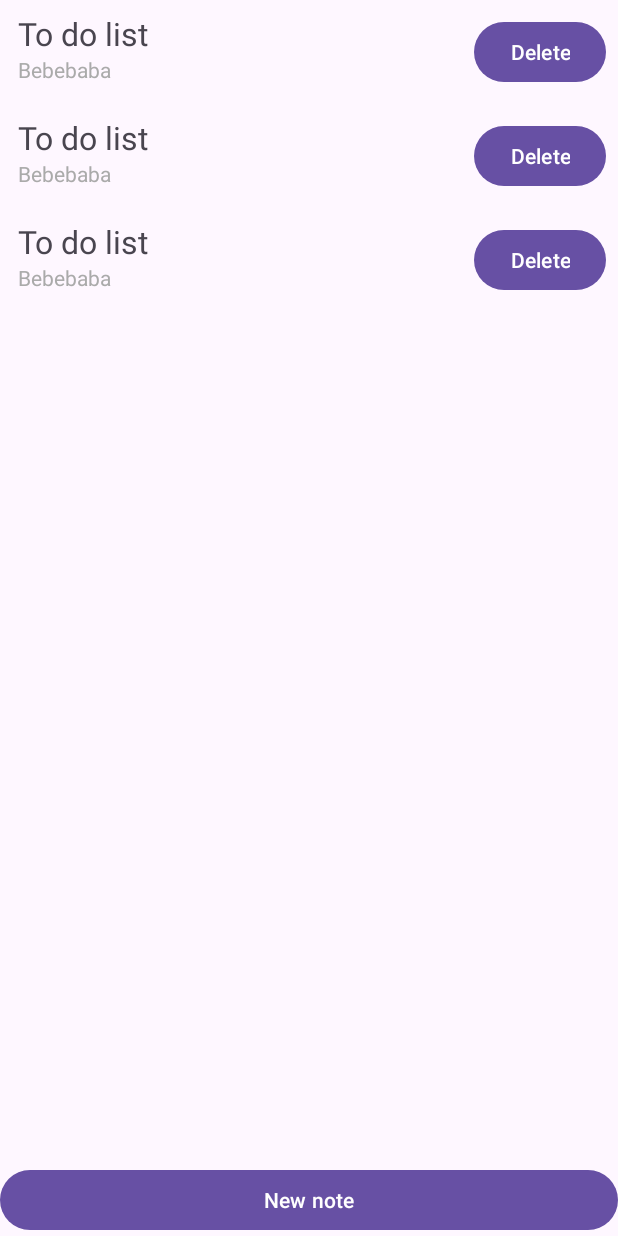
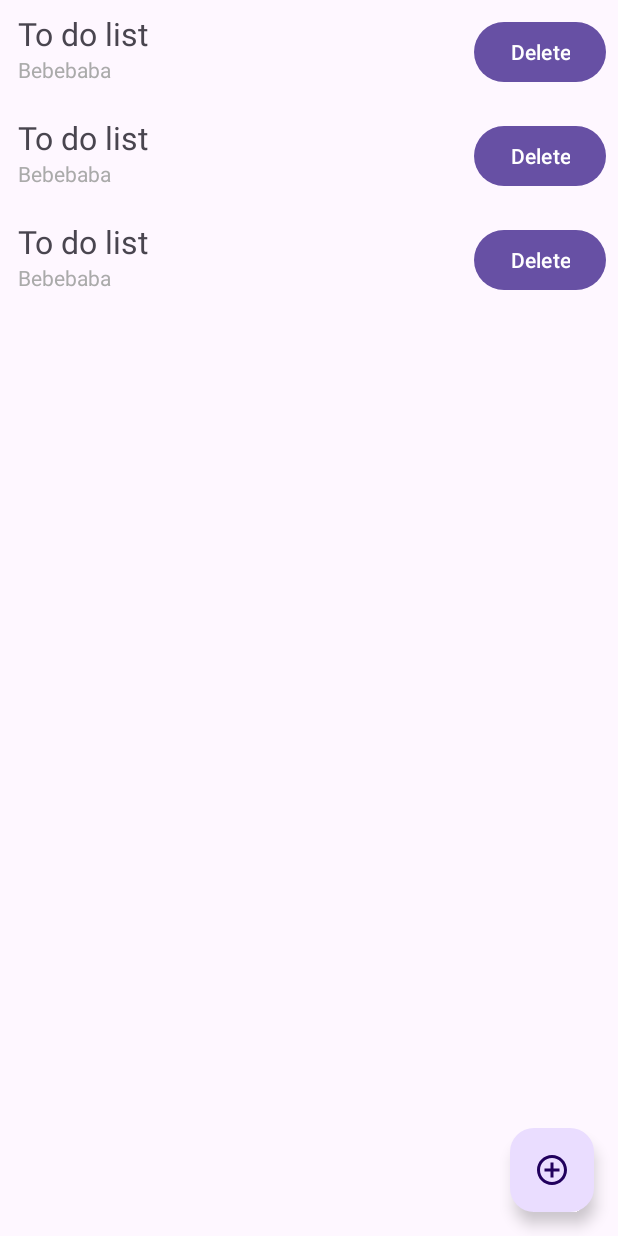
Before and after one commit to kostuciy/Elva, an Android app: the screen it shows after launch (AppActivity), on a phone screen of 412 x 824 dp. Run offline under Robolectric (Android 15) with nearby library versions, the phone set to English and light mode, and no system bars.

Commit message:
Note micro-app: Note creation/editing redone, changed buttons, toolbar in editing layout added

```diff
--- a/app/src/main/java/com/example/elva/AppActivity.kt
+++ b/app/src/main/java/com/example/elva/AppActivity.kt
@@ -6,11 +6,20 @@ import androidx.navigation.fragment.NavHostFragment
 
 class AppActivity : AppCompatActivity() {
 
+    private val navHostFragment: NavHostFragment by lazy {
+        supportFragmentManager.findFragmentById(R.id.nav_host_fragment) as NavHostFragment
+    }
+
     override fun onCreate(savedInstanceState: Bundle?) {
         super.onCreate(savedInstanceState)
         setContentView(R.layout.activity_app)
-        val navHostFragment =
-            supportFragmentManager.findFragmentById(R.id.nav_host_fragment) as NavHostFragment
+//        val navHostFragment =
+//            supportFragmentManager.findFragmentById(R.id.nav_host_fragment) as NavHostFragment
         val navController = navHostFragment.navController
     }
+
+//    override fun onBackPressed() {
+//        navHostFragment.navController.navigateUp()
+//        super.onBackPressed()
+//    }
 }
--- a/app/src/main/java/com/example/elva/adapter/NoteAdapter.kt
+++ b/app/src/main/java/com/example/elva/adapter/NoteAdapter.kt
@@ -10,8 +10,8 @@ import com.example.elva.databinding.NoteListItemBinding
 import com.example.elva.dto.Note
 
 interface NoteInteractionListener {
-    fun noteChanged(id: Long, newNote: Note): Note
-
+//    fun noteChanged(id: Long, newNote: Note): Note
+    fun noteClicked(note: Note)
     fun noteDeleted(id: Long): Note
 
 
@@ -45,6 +45,9 @@ class NoteAdapter(private val noteInteractionListener: NoteInteractionListener)
                 deleteButton.setOnClickListener {
                     noteInteractionListener.noteDeleted(note.id)
                 }
+                root.setOnClickListener {
+                    noteInteractionListener.noteClicked(note)
+                }
             }
         }
     }
--- a/app/src/main/java/com/example/elva/fragment/NoteListFragment.kt
+++ b/app/src/main/java/com/example/elva/fragment/NoteListFragment.kt
@@ -30,8 +30,9 @@ class NoteListFragment : Fragment() {
         val navController = findNavController()
         val noteAdapter = NoteAdapter(object : NoteInteractionListener {
 
-            override fun noteChanged(id: Long, newNote: Note): Note {
-                TODO("Not yet implemented")
+            override fun noteClicked(note: Note) {
+                viewModel.toEdited(note)
+                navController.navigate(R.id.action_mainFragment_to_noteCreationFragment)
             }
 
             override fun noteDeleted(id: Long): Note {
--- a/app/src/main/java/com/example/elva/viewmodel/NoteViewModel.kt
+++ b/app/src/main/java/com/example/elva/viewmodel/NoteViewModel.kt
@@ -46,7 +46,7 @@ class NoteViewModel : ViewModel() {
         }
     }
 
-//    saves note in "lastEdited" field
+//    saves note in "lastEdited" field and sets it empty
     fun save() {
         repository.save(noteState.value?.lastEdited ?: Note.EMPTY_NOTE)
         toEdited(Note.EMPTY_NOTE)
@@ -62,6 +62,7 @@ class NoteViewModel : ViewModel() {
     }
 
 
+//    Todo: delete? (check is save fun does the same)
     fun edit(id: Long, newNote: Note): Note {
         val note = repository.edit(findById(id), newNote)
         sync()
--- /dev/null
+++ b/app/src/main/res/drawable/baseline_done_24.xml
@@ -0,0 +1,5 @@
+<vector android:height="24dp" android:tint="#000000"
+    android:viewportHeight="24" android:viewportWidth="24"
+    android:width="24dp" xmlns:android="http://schemas.android.com/apk/res/android">
+    <path android:fillColor="@android:color/white" android:pathData="M9,16.2L4.8,12l-1.4,1.4L9,19 21,7l-1.4,-1.4L9,16.2z"/>
+</vector>
--- /dev/null
+++ b/app/src/main/res/drawable/baseline_done_white_24.xml
@@ -0,0 +1,5 @@
+<vector android:height="24dp" android:tint="#FFFFFF"
+    android:viewportHeight="24" android:viewportWidth="24"
+    android:width="24dp" xmlns:android="http://schemas.android.com/apk/res/android">
+    <path android:fillColor="@android:color/white" android:pathData="M9,16.2L4.8,12l-1.4,1.4L9,19 21,7l-1.4,-1.4L9,16.2z"/>
+</vector>
--- a/app/src/main/res/layout/activity_app.xml
+++ b/app/src/main/res/layout/activity_app.xml
@@ -9,5 +9,7 @@
         android:name="androidx.navigation.fragment.NavHostFragment"
         android:layout_width="match_parent"
         android:layout_height="match_parent"
-        app:navGraph="@navigation/nav_graph" />
+        app:navGraph="@navigation/nav_graph"
+        app:defaultNavHost="true"
+        />
 </FrameLayout>
--- a/app/src/main/res/layout/fragment_note_list.xml
+++ b/app/src/main/res/layout/fragment_note_list.xml
@@ -10,19 +10,20 @@
         android:id="@+id/note_recycler_view"
         android:layout_width="0dp"
         android:layout_height="0dp"
-        app:layout_constraintBottom_toTopOf="@+id/create_button"
+        app:layout_constraintBottom_toBottomOf="parent"
         app:layout_constraintEnd_toEndOf="parent"
         app:layout_constraintHorizontal_bias="0.0"
         app:layout_constraintStart_toStartOf="parent"
         app:layout_constraintTop_toTopOf="parent"
         app:layout_constraintVertical_bias="0.5" />
 
-    <Button
+    <com.google.android.material.floatingactionbutton.FloatingActionButton
         android:id="@+id/create_button"
-        android:layout_width="0dp"
+        android:layout_width="wrap_content"
         android:layout_height="wrap_content"
+        android:layout_margin="16dp"
+        android:src="@drawable/baseline_add_circle_outline_24"
         android:text="@string/new_note"
         app:layout_constraintBottom_toBottomOf="parent"
-        app:layout_constraintEnd_toEndOf="parent"
-        app:layout_constraintStart_toStartOf="parent" />
+        app:layout_constraintEnd_toEndOf="parent" />
 </androidx.constraintlayout.widget.ConstraintLayout>
--- a/app/src/main/res/navigation/nav_graph.xml
+++ b/app/src/main/res/navigation/nav_graph.xml
@@ -16,7 +16,7 @@
     </fragment>
     <fragment
         android:id="@+id/noteCreationFragment"
-        android:name="com.example.elva.fragment.NoteCreationFragment"
+        android:name="com.example.elva.fragment.NoteEditFragment"
         android:label="fragment_note_creation"
-        tools:layout="@layout/fragment_note_creation" />
+        tools:layout="@layout/fragment_note_edit" />
 </navigation>
```
Also changed, not shown: app/src/main/java/com/example/elva/fragment/NoteCreationFragment.kt (deleted, +0 -40 lines), app/src/main/java/com/example/elva/fragment/NoteEditFragment.kt (added, +59 -0 lines), app/src/main/res/layout/fragment_note_creation.xml (deleted, +0 -65 lines), app/src/main/res/layout/fragment_note_edit.xml (added, +63 -0 lines), app/src/main/res/menu/note_creation_bar.xml (added, +11 -0 lines).
